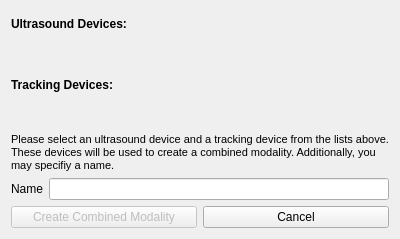
Qt form Modules/USUI/USNavigationUI/Qmitk/QmitkUSCombinedModalityCreationWidget.ui (MITK/MITK) before a commit.
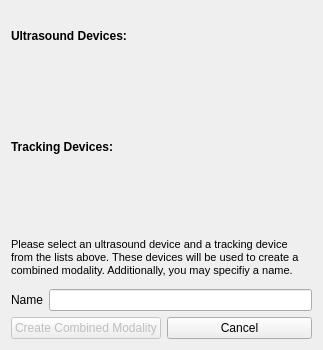
The same form after that commit. Icons and pictures are not drawn. Custom widgets are drawn as their Qt base class.

Commit message: Fixed height of combined modality creation widget.

```diff
--- a/Modules/USUI/USNavigationUI/Qmitk/QmitkUSCombinedModalityCreationWidget.ui
+++ b/Modules/USUI/USNavigationUI/Qmitk/QmitkUSCombinedModalityCreationWidget.ui
@@ -6,10 +6,16 @@
    <rect>
     <x>0</x>
     <y>0</y>
-    <width>400</width>
-    <height>239</height>
+    <width>323</width>
+    <height>350</height>
    </rect>
   </property>
+  <property name="minimumSize">
+   <size>
+    <width>0</width>
+    <height>350</height>
+   </size>
+  </property>
   <property name="windowTitle">
    <string>Form</string>
   </property>
@@ -28,7 +34,20 @@
     </widget>
    </item>
    <item>
-    <widget class="QmitkServiceListWidget" name="usDevicesServiceList" native="true"/>
+    <widget class="QmitkServiceListWidget" name="usDevicesServiceList" native="true">
+     <property name="sizePolicy">
+      <sizepolicy hsizetype="Preferred" vsizetype="Ignored">
+       <horstretch>0</horstretch>
+       <verstretch>0</verstretch>
+      </sizepolicy>
+     </property>
+     <property name="minimumSize">
+      <size>
+       <width>0</width>
+       <height>0</height>
+      </size>
+     </property>
+    </widget>
    </item>
    <item>
     <widget class="QLabel" name="trackingDevicesServiceListLabel">
@@ -44,7 +63,14 @@
     </widget>
    </item>
    <item>
-    <widget class="QmitkServiceListWidget" name="trackingDevicesServiceList" native="true"/>
+    <widget class="QmitkServiceListWidget" name="trackingDevicesServiceList" native="true">
+     <property name="sizePolicy">
+      <sizepolicy hsizetype="Preferred" vsizetype="Ignored">
+       <horstretch>0</horstretch>
+       <verstretch>0</verstretch>
+      </sizepolicy>
+     </property>
+    </widget>
    </item>
    <item>
     <widget class="QLabel" name="helpLabel">
```
Left out of the diff: 2 changed lines with no effect on the pictures.
